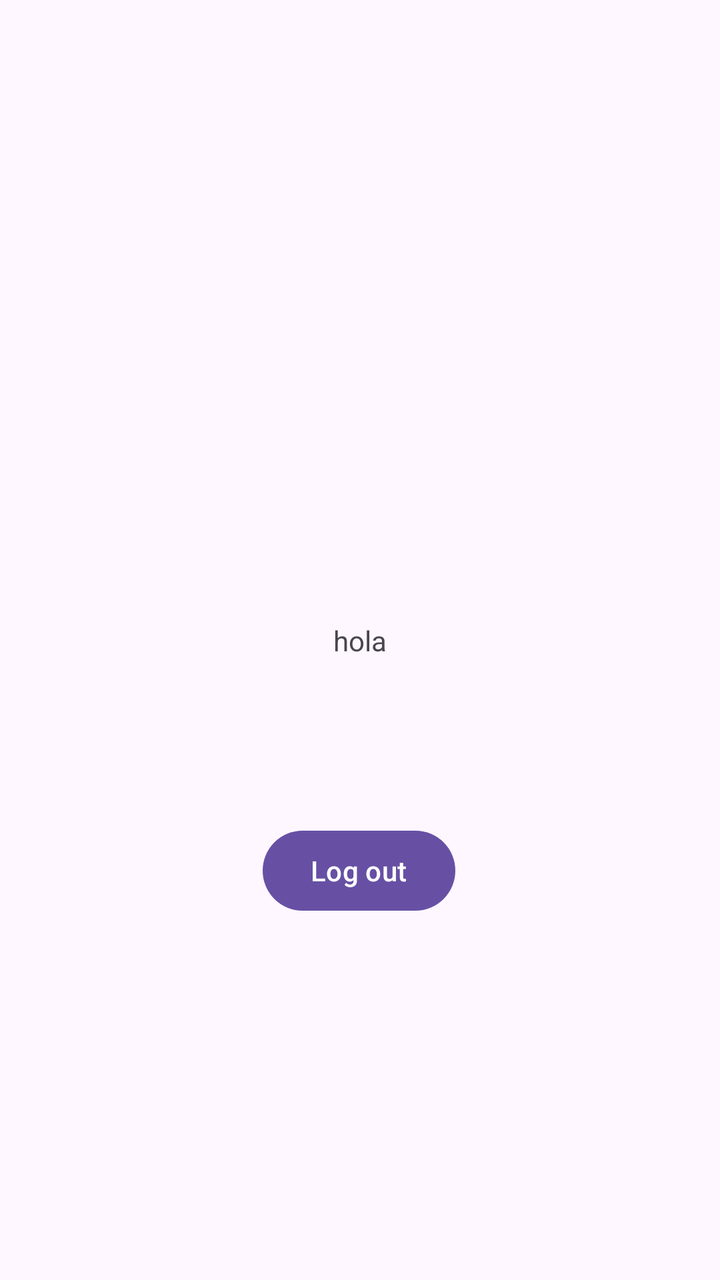
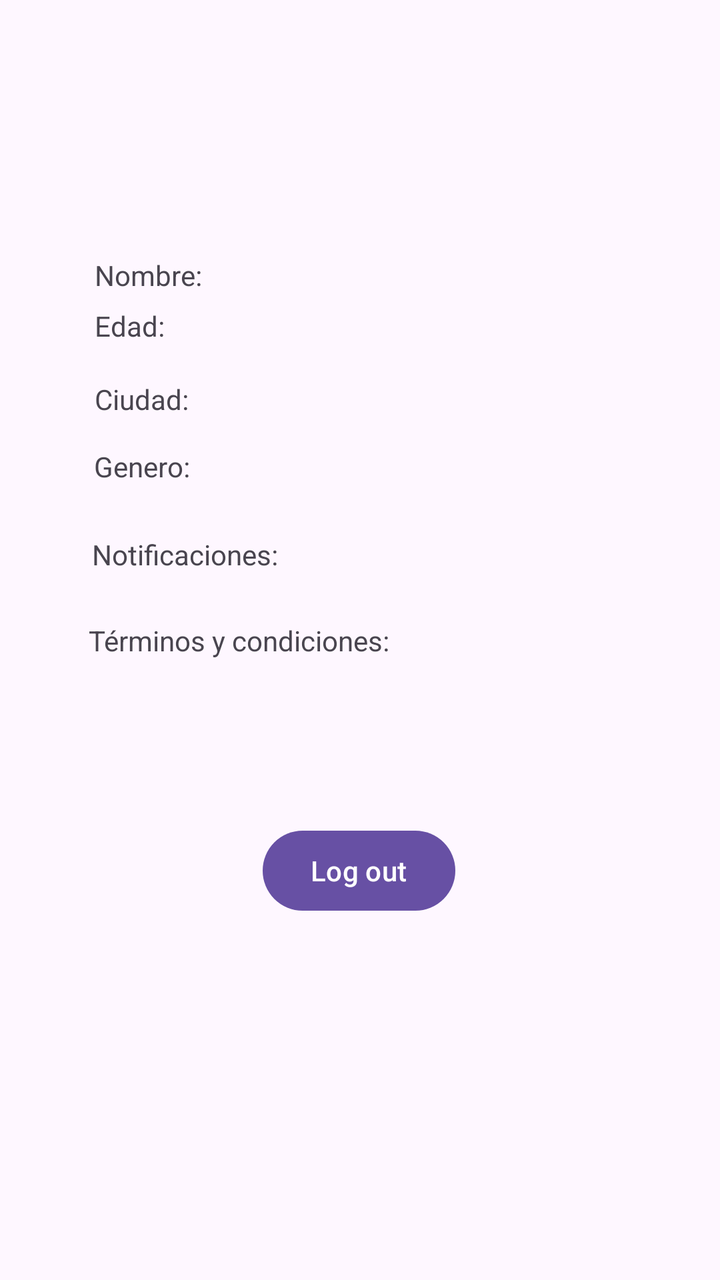

Before-and-after screenshots of an Android layout around one commit, followed by the original layout XML and the change that was made.
<!-- AndroidManifest.xml: application theme Theme.SaltoActivitys -->
<!-- res/layout/activity_login.xml -->
<?xml version="1.0" encoding="utf-8"?>
<androidx.constraintlayout.widget.ConstraintLayout xmlns:android="http://schemas.android.com/apk/res/android"
    xmlns:app="http://schemas.android.com/apk/res-auto"
    xmlns:tools="http://schemas.android.com/tools"
    android:id="@+id/main"
    android:layout_width="match_parent"
    android:layout_height="match_parent"
    tools:context=".ActivityLogin">

    <TextView
        android:id="@+id/texto_bienvenida"
        android:layout_width="wrap_content"
        android:layout_height="wrap_content"
        android:text="hola"
        app:layout_constraintBottom_toBottomOf="parent"
        app:layout_constraintEnd_toEndOf="parent"
        app:layout_constraintStart_toStartOf="parent"
        app:layout_constraintTop_toTopOf="parent" />

    <Button
        android:id="@+id/button_logout"
        android:layout_width="wrap_content"
        android:layout_height="wrap_content"
        android:text="@string/button_logout"
        app:layout_constraintBottom_toBottomOf="parent"
        app:layout_constraintEnd_toEndOf="parent"
        app:layout_constraintHorizontal_bias="0.498"
        app:layout_constraintStart_toStartOf="parent"
        app:layout_constraintTop_toTopOf="parent"
        app:layout_constraintVertical_bias="0.695" />
</androidx.constraintlayout.widget.ConstraintLayout>
<!-- resources referenced by this layout -->
<resources>
  <string name="button_logout">Log out</string>
  <style name="Theme.SaltoActivitys" parent="Base.Theme.SaltoActivitys" />
  <style name="Base.Theme.SaltoActivitys" parent="Theme.Material3.DayNight.NoActionBar">
          
          
      </style>
</resources>

<!-- the commit's change to res/layout/activity_login.xml (unified diff, before → after) -->
@@ -8,14 +8,75 @@
     tools:context=".ActivityLogin">
 
     <TextView
-        android:id="@+id/texto_bienvenida"
+        android:id="@+id/texto_nombre"
         android:layout_width="wrap_content"
         android:layout_height="wrap_content"
-        android:text="hola"
+        android:text="@string/datosNombre"
         app:layout_constraintBottom_toBottomOf="parent"
         app:layout_constraintEnd_toEndOf="parent"
+        app:layout_constraintHorizontal_bias="0.154"
+        app:layout_constraintStart_toStartOf="parent"
+        app:layout_constraintTop_toTopOf="parent"
+        app:layout_constraintVertical_bias="0.206" />
+
+    <TextView
+        android:id="@+id/texto_edad"
+        android:layout_width="wrap_content"
+        android:layout_height="wrap_content"
+        android:text="@string/datosEdad"
+        app:layout_constraintBottom_toBottomOf="parent"
+        app:layout_constraintEnd_toEndOf="parent"
+        app:layout_constraintHorizontal_bias="0.146"
+        app:layout_constraintStart_toStartOf="parent"
+        app:layout_constraintTop_toTopOf="parent"
+        app:layout_constraintVertical_bias="0.247" />
+
+    <TextView
+        android:id="@+id/texto_ciudad"
+        android:layout_width="wrap_content"
+        android:layout_height="wrap_content"
+        android:text="@string/datosCiudad"
+        app:layout_constraintBottom_toBottomOf="parent"
+        app:layout_constraintEnd_toEndOf="parent"
+        app:layout_constraintHorizontal_bias="0.151"
+        app:layout_constraintStart_toStartOf="parent"
+        app:layout_constraintTop_toTopOf="parent"
+        app:layout_constraintVertical_bias="0.306" />
+
+    <TextView
+        android:id="@+id/texto_genero"
+        android:layout_width="wrap_content"
+        android:layout_height="wrap_content"
+        android:text="@string/datosGenero"
+        app:layout_constraintBottom_toBottomOf="parent"
+        app:layout_constraintEnd_toEndOf="parent"
+        app:layout_constraintHorizontal_bias="0.151"
+        app:layout_constraintStart_toStartOf="parent"
+        app:layout_constraintTop_toTopOf="parent"
+        app:layout_constraintVertical_bias="0.36" />
+
+    <TextView
+        android:id="@+id/texto_tc"
+        android:layout_width="wrap_content"
+        android:layout_height="wrap_content"
+        android:text="@string/datosTc"
+        app:layout_constraintBottom_toBottomOf="parent"
+        app:layout_constraintEnd_toEndOf="parent"
+        app:layout_constraintHorizontal_bias="0.212"
         app:layout_constraintStart_toStartOf="parent"
         app:layout_constraintTop_toTopOf="parent" />
+
+    <TextView
+        android:id="@+id/texto_notificaciones"
+        android:layout_width="wrap_content"
+        android:layout_height="wrap_content"
+        android:text="@string/datosNotificaciones"
+        app:layout_constraintBottom_toBottomOf="parent"
+        app:layout_constraintEnd_toEndOf="parent"
+        app:layout_constraintHorizontal_bias="0.172"
+        app:layout_constraintStart_toStartOf="parent"
+        app:layout_constraintTop_toTopOf="parent"
+        app:layout_constraintVertical_bias="0.431" />
 
     <Button
         android:id="@+id/button_logout"
<!-- resource entries referenced after the edit -->
@@ -1,6 +1,12 @@
 <!-- resources referenced by this layout -->
 <resources>
   <string name="button_logout">Log out</string>
+  <string name="datosCiudad">Ciudad: </string>
+  <string name="datosEdad">Edad: </string>
+  <string name="datosGenero">Genero: </string>
+  <string name="datosNombre">Nombre: </string>
+  <string name="datosNotificaciones">Notificaciones: </string>
+  <string name="datosTc">Términos y condiciones: </string>
   <style name="Theme.SaltoActivitys" parent="Base.Theme.SaltoActivitys" />
   <style name="Base.Theme.SaltoActivitys" parent="Theme.Material3.DayNight.NoActionBar">
           
